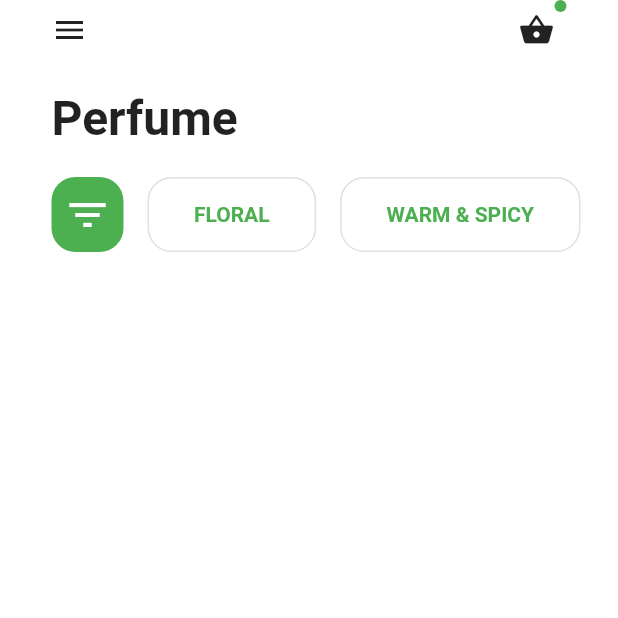
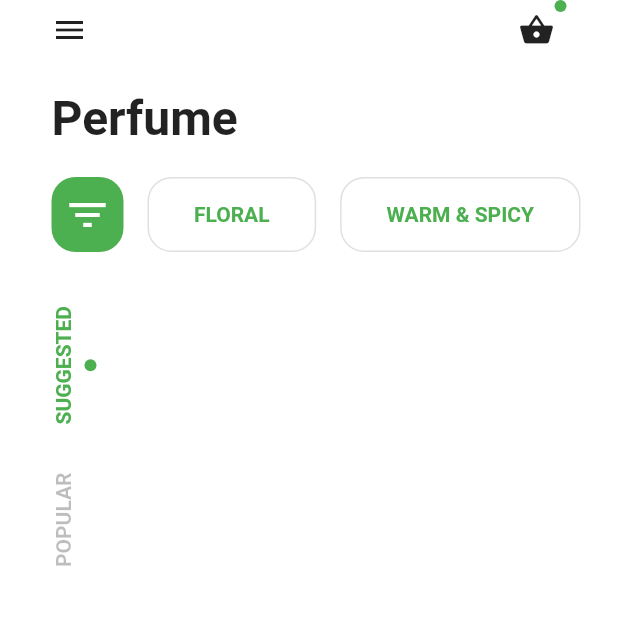
Before and after one commit to arthurdenner/flutter-ui-practice, a Flutter app: the screen it shows after launch, on a phone screen of 412 x 824 dp, the top half of it. Run offline on Flutter 3.47's test engine with Material 2 defaults, Android fonts, the phone set to English and light mode, and no system bars.

```diff
--- /dev/null
+++ b/lib/screens/home/category.dart
@@ -0,0 +1,63 @@
+import 'package:flutter/material.dart';
+import 'package:flutterando_perfume_ecommerce_challenge/widgets/dot.dart';
+
+class ProductCategories extends StatelessWidget {
+  const ProductCategories({Key key}) : super(key: key);
+
+  @override
+  Widget build(BuildContext context) {
+    return RotatedBox(
+      quarterTurns: 3,
+      child: Container(
+        child: Row(
+          crossAxisAlignment: CrossAxisAlignment.start,
+          mainAxisAlignment: MainAxisAlignment.end,
+          children: <Widget>[
+            _Category(
+              text: 'Popular',
+            ),
+            _Category(
+              active: true,
+              text: 'Suggested',
+            ),
+          ],
+        ),
+      ),
+    );
+  }
+}
+
+class _Category extends StatelessWidget {
+  const _Category({
+    Key key,
+    this.active: false,
+    @required this.text,
+  })  : assert(text != null),
+        super(key: key);
+
+  final bool active;
+  final String text;
+
+  @override
+  Widget build(BuildContext context) {
+    return Padding(
+      padding: const EdgeInsets.symmetric(horizontal: 16),
+      child: Column(
+        children: <Widget>[
+          Text(
+            text.toUpperCase(),
+            style: TextStyle(
+              color: active ? Colors.green : Colors.black26,
+              fontWeight: FontWeight.bold,
+            ),
+          ),
+          if (active)
+            Padding(
+              padding: const EdgeInsets.only(top: 6),
+              child: Dot(),
+            ),
+        ],
+      ),
+    );
+  }
+}
--- a/lib/screens/home/home.dart
+++ b/lib/screens/home/home.dart
@@ -1,4 +1,5 @@
 import 'package:flutter/material.dart';
+import 'package:flutterando_perfume_ecommerce_challenge/screens/home/category.dart';
 import 'package:flutterando_perfume_ecommerce_challenge/screens/home/filter.dart';
 import 'package:flutterando_perfume_ecommerce_challenge/screens/home/topbar.dart';
 
@@ -18,8 +19,25 @@ class HomePage extends StatelessWidget {
             _buildHeader(context),
             SizedBox(height: 20),
             Filters(),
+            SizedBox(height: 20),
+            _buildProducts(context)
           ],
         ),
+      ),
+    );
+  }
+
+  Widget _buildProducts(BuildContext context) {
+    final padding = MediaQuery.of(context).size.width / 12;
+
+    return Container(
+      height: 500,
+      padding: EdgeInsets.only(left: padding),
+      child: ListView(
+        scrollDirection: Axis.horizontal,
+        children: <Widget>[
+          ProductCategories(),
+        ],
       ),
     );
   }
--- a/lib/screens/home/topbar.dart
+++ b/lib/screens/home/topbar.dart
@@ -1,4 +1,5 @@
 import 'package:flutter/material.dart';
+import 'package:flutterando_perfume_ecommerce_challenge/widgets/dot.dart';
 
 class Topbar extends StatelessWidget {
   const Topbar({Key key}) : super(key: key);
@@ -20,26 +21,13 @@ class Topbar extends StatelessWidget {
   }
 
   Widget _buildShoppingIcon() {
-    const double dotSize = 8;
-
     return Stack(
       children: <Widget>[
         Padding(
           padding: const EdgeInsets.all(8),
           child: Icon(Icons.shopping_basket),
         ),
-        Positioned(
-          top: 0,
-          right: 0,
-          child: Container(
-            decoration: BoxDecoration(
-              color: Colors.green,
-              borderRadius: BorderRadius.circular(dotSize),
-            ),
-            width: dotSize,
-            height: dotSize,
-          ),
-        )
+        Dot(),
       ],
     );
   }
--- /dev/null
+++ b/lib/widgets/dot.dart
@@ -0,0 +1,26 @@
+import 'package:flutter/material.dart';
+
+class Dot extends StatelessWidget {
+  const Dot({
+    Key key,
+    this.size: 8,
+  }) : super(key: key);
+
+  final double size;
+
+  @override
+  Widget build(BuildContext context) {
+    return Positioned(
+      top: 0,
+      right: 0,
+      child: Container(
+        decoration: BoxDecoration(
+          color: Colors.green,
+          borderRadius: BorderRadius.circular(size),
+        ),
+        width: size,
+        height: size,
+      ),
+    );
+  }
+}
```
Also changed, not shown: pubspec.yaml (+1 -7 lines), pubspec.lock.
